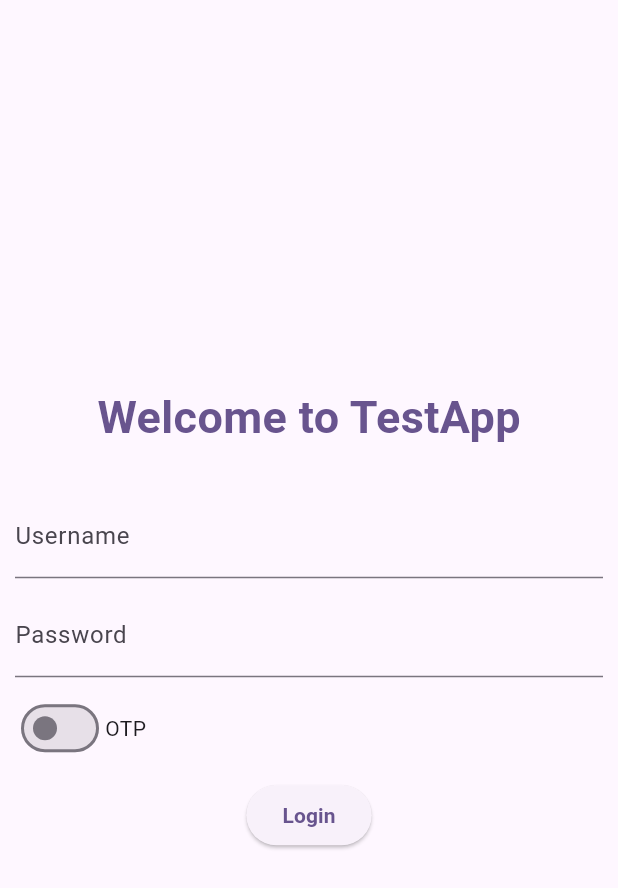
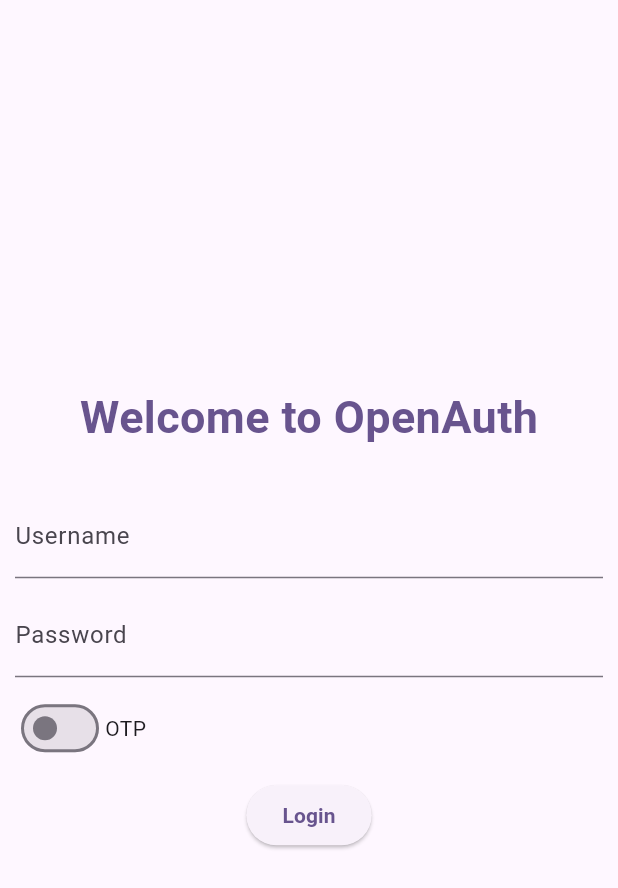
Before and after one commit to pavanyewale/openauth, a Flutter app: the screen it shows after launch, on a phone screen of 412 x 824 dp. Shown: the top 888 px of the screen. Run offline on Flutter 3.47's test engine with Material 3 defaults, Android fonts, the phone set to English and light mode, and no system bars; our stand-ins replace device_info_plus, fluttertoast; missing offline and left inert: dart:html.

Commit message:
admin ui change

```diff
--- a/admin/lib/screens/login/login.dart
+++ b/admin/lib/screens/login/login.dart
@@ -14,7 +14,7 @@ class LoginScreen extends StatelessWidget {
               constraints: const BoxConstraints(maxWidth: 500),
               child: Column(children: [
                 Text(
-                  "Welcome to TestApp",
+                  "Welcome to OpenAuth",
                   style: TextStyle(
                     color: Theme.of(context).primaryColor,
                     fontSize: 30,
```
